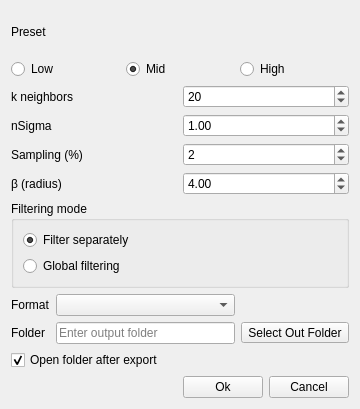
Above: src/gui/forms/DialogStatisticalOutlierFilter.ui from open-scan-crew/OpenScanTools before the change. Below: the same form after it.
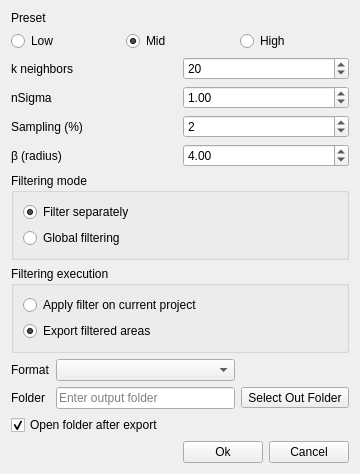
That is the form after the change. Icons and pictures are not drawn.

Commit message: Add filter execution mode UI and pass-through contract for SO/CB

What changed in the file:
```diff
--- a/src/gui/forms/DialogStatisticalOutlierFilter.ui
+++ b/src/gui/forms/DialogStatisticalOutlierFilter.ui
@@ -184,6 +184,32 @@
      </layout>
     </widget>
    </item>
+   <item>
+    <widget class="QGroupBox" name="groupBox_filteringExecution">
+     <property name="title">
+      <string>Filtering execution</string>
+     </property>
+     <layout class="QVBoxLayout" name="verticalLayout_filteringExecution">
+      <item>
+       <widget class="QRadioButton" name="radioButton_executionApplyOnCurrentProject">
+        <property name="text">
+         <string>Apply filter on current project</string>
+        </property>
+       </widget>
+      </item>
+      <item>
+       <widget class="QRadioButton" name="radioButton_executionExportFilteredAreas">
+        <property name="text">
+         <string>Export filtered areas</string>
+        </property>
+        <property name="checked">
+         <bool>true</bool>
+        </property>
+       </widget>
+      </item>
+     </layout>
+    </widget>
+   </item>
    <item>
     <layout class="QGridLayout" name="gridLayout_folder">
      <item row="0" column="0">
```
The commit also changes 14 other files.
